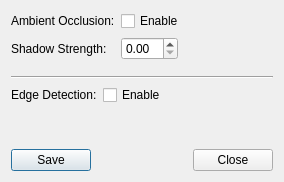
Above: avogadro/renderingdialog.ui from OpenChemistry/avogadroapp before the change. Below: the same form after it.
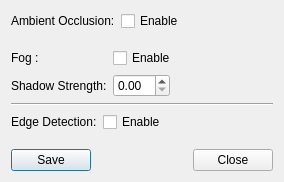
That is the form after the change.

Commit message: Added fog in renderingdialog

Patch:
```diff
--- a/avogadro/renderingdialog.ui
+++ b/avogadro/renderingdialog.ui
@@ -56,7 +56,43 @@
        </item>
       </layout>
      </item>
+     <!-- Will correct this one -->
+    </layout> 
+   </item>
+   <item>
+    <layout class="QFormLayout" name="formLayout2">
+     <item row="1" column="0">
+      <widget class="QLabel" name="label_2">
+       <property name="text">
+        <string>Fog : </string>
+       </property>
+      </widget>
+     </item>
      <item row="1" column="1">
+      <layout class="QHBoxLayout" name="horizontalLayout2">
+       <item>
+        <widget class="QCheckBox" name="fogEnableCheckBox">
+         <property name="text">
+          <string>Enable</string>
+         </property>
+        </widget>
+       </item>
+       <item>
+        <spacer name="horizontalSpacer2">
+         <property name="orientation">
+          <enum>Qt::Horizontal</enum>
+         </property>
+         <property name="sizeHint" stdset="0">
+          <size>
+           <width>40</width>
+           <height>20</height>
+          </size>
+         </property>
+        </spacer>
+       </item>
+      </layout>
+     </item>
+     <item row="2" column="1">
       <layout class="QHBoxLayout" name="horizontalLayout_2">
        <item>
         <widget class="QDoubleSpinBox" name="aoStrengthDoubleSpinBox"/>
@@ -76,14 +112,14 @@
        </item>
       </layout>
      </item>
-     <item row="1" column="0">
+     <item row="2" column="0">
       <widget class="QLabel" name="label">
        <property name="text">
         <string>Shadow Strength:</string>
        </property>
       </widget>
      </item>
-    </layout>
+    </layout> 
    </item>
    <item>
     <widget class="Line" name="line">
```
Left out of the diff: 2 changed lines with no effect on the pictures. The commit also changes 4 other files.
